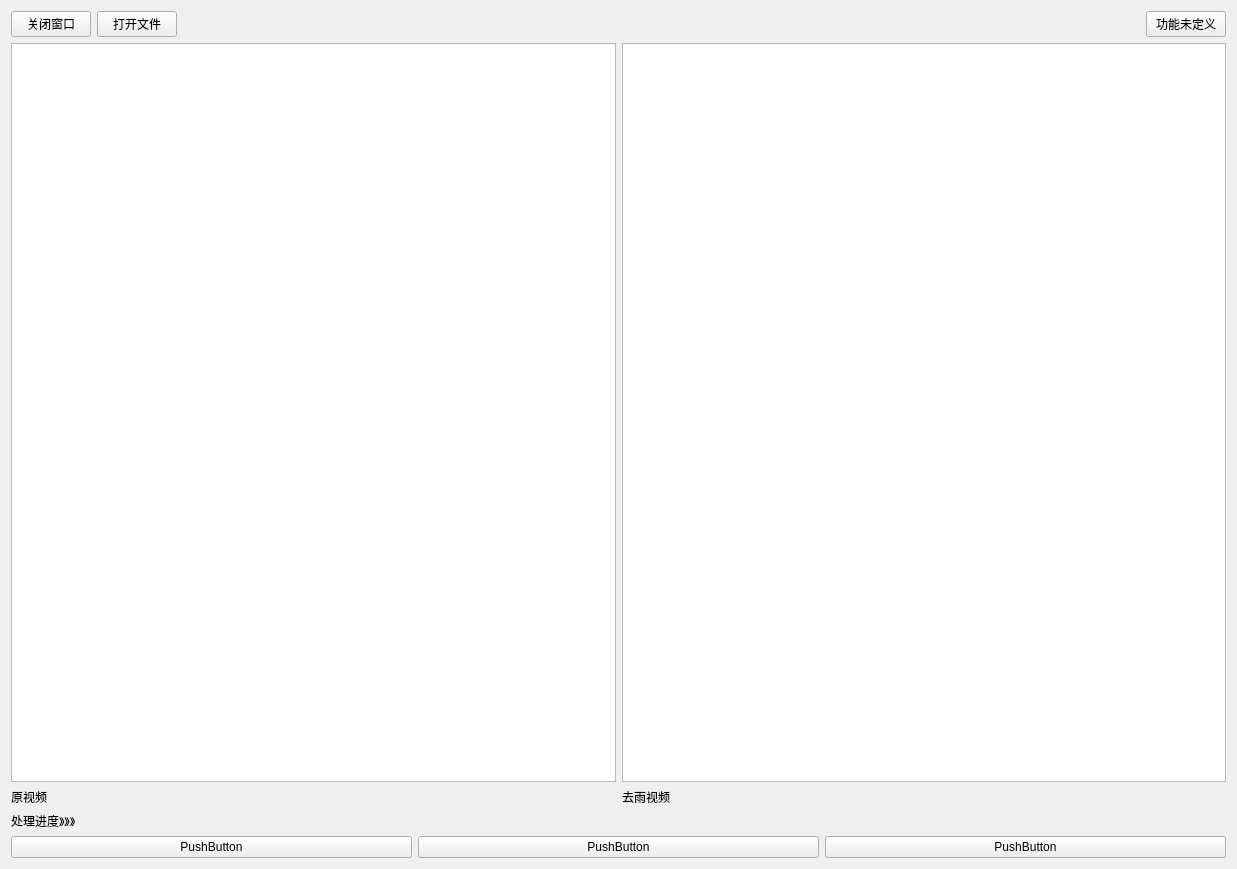
This is derain/derain.ui in FrankOcean/smartcabin as Qt 5 draws it before an edit. The edited form follows.
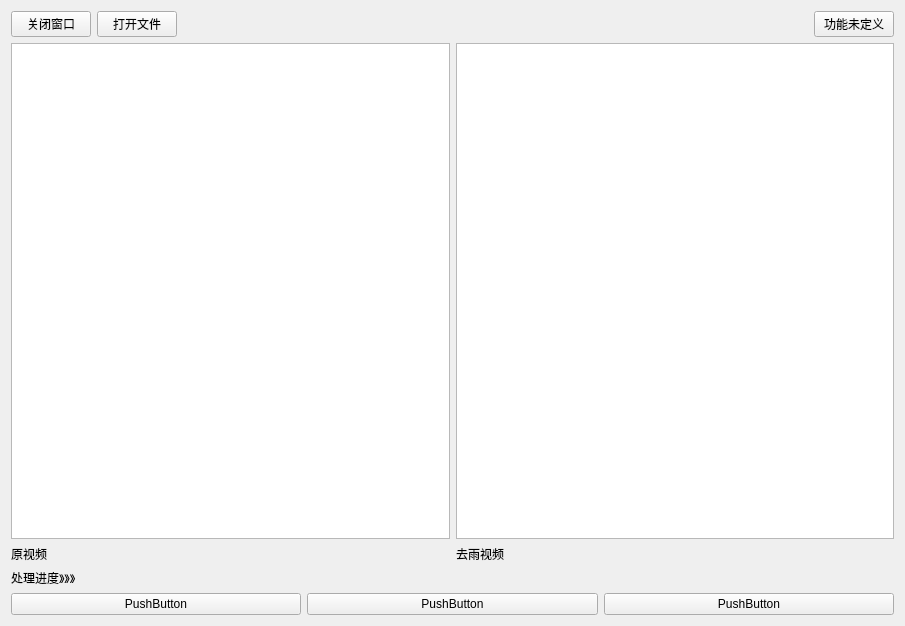
This is the edited form.

```diff
--- a/derain/derain.ui
+++ b/derain/derain.ui
@@ -6,8 +6,8 @@
    <rect>
     <x>0</x>
     <y>0</y>
-    <width>1237</width>
-    <height>869</height>
+    <width>905</width>
+    <height>626</height>
    </rect>
   </property>
   <property name="windowTitle">
```
Left out of the diff: 6 changed lines with no effect on the pictures.
